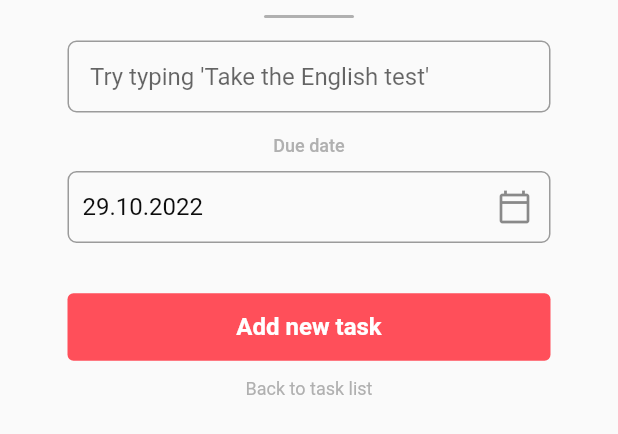
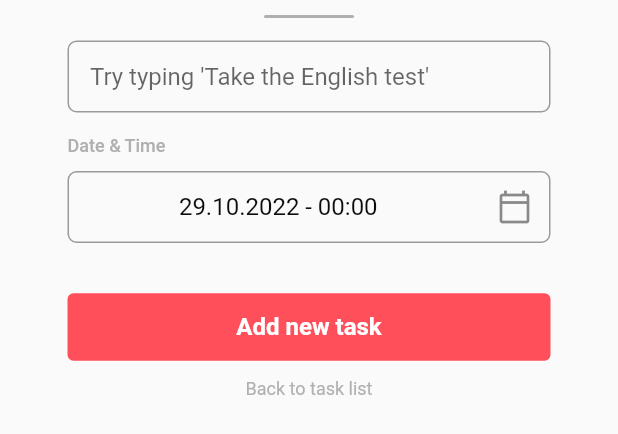
Before and after one commit to phuongnam195/todo-app, a Flutter app: the NewTaskForm widget shown alone on an empty page, opened directly with empty values, on a phone screen of 412 x 824 dp. Shown: the top 434 px of the screen. Run offline on Flutter 3.47's test engine with Material 2 defaults, Android fonts, the phone set to English and light mode, and no system bars; our stand-ins replace equatable, flutter_bloc, flutter_datetime_picker, flutter_easyloading, flutter_slidable, logger and 1 more; accounts and stored records are empty.

Commit message:
task datetime

```diff
--- a/lib/screen/home/widgets/new_task_form.dart
+++ b/lib/screen/home/widgets/new_task_form.dart
@@ -1,5 +1,6 @@
 import 'package:flutter/material.dart';
 import 'package:flutter_bloc/flutter_bloc.dart';
+import 'package:flutter_datetime_picker/flutter_datetime_picker.dart';
 import 'package:todo_app/model/task.dart';
 import 'package:todo_app/util/constants.dart';
 import 'package:todo_app/util/date_time_utils.dart';
@@ -22,11 +23,11 @@ class _NewTaskFormState extends State<NewTaskForm> {
 
   final _titleNode = FocusNode();
 
-  DateTime _selectedDueDate = DateTimeUtils.today();
+  DateTime _selectedDateTime = DateTimeUtils.today();
 
   @override
   void initState() {
-    _dueDateController.text = _selectedDueDate.formatDate();
+    _dueDateController.text = _selectedDateTime.formatDateTime();
     super.initState();
   }
 
@@ -80,7 +81,9 @@ class _NewTaskFormState extends State<NewTaskForm> {
               ),
             ),
             const SizedBox(height: 15),
-            const Text('Due date', style: AppStyle.hintText),
+            const Align(
+                alignment: Alignment.centerLeft,
+                child: Text('Date & Time', style: AppStyle.hintText)),
             const SizedBox(height: 10),
             TextField(
               controller: _dueDateController,
@@ -96,16 +99,21 @@ class _NewTaskFormState extends State<NewTaskForm> {
                 ),
                 suffixIcon: const Icon(Icons.calendar_today_outlined),
               ),
+              textAlign: TextAlign.center,
               onTap: () async {
-                final value = await showDatePicker(
-                  context: context,
-                  initialDate: _selectedDueDate,
-                  firstDate: DateTimeUtils.today(),
-                  lastDate:
+                DatePicker.showDateTimePicker(
+                  context,
+                  locale: LocaleType.en,
+                  currentTime: DateTime.now(),
+                  minTime: DateTime.now(),
+                  maxTime:
                       DateTimeUtils.today().add(const Duration(days: 365 * 5)),
+                  onConfirm: (time) {
+                    _selectedDateTime = time;
+                    _dueDateController.text =
+                        _selectedDateTime.formatDateTime();
+                  },
                 );
-                _selectedDueDate = value ?? _selectedDueDate;
-                _dueDateController.text = _selectedDueDate.formatDate();
               },
             ),
             const SizedBox(height: 32),
@@ -145,7 +153,7 @@ class _NewTaskFormState extends State<NewTaskForm> {
     final task = Task(
       id: DateTime.now().millisecondsSinceEpoch,
       title: _titleController.text,
-      dueDate: _selectedDueDate,
+      dueDate: _selectedDateTime,
       createdDate: DateTime.now(),
     );
     homeBloc.add(AddTask(task));
--- a/lib/util/date_time_utils.dart
+++ b/lib/util/date_time_utils.dart
@@ -17,8 +17,8 @@ class DateTimeUtils {
 extension DateTimeExt on DateTime {
   DateTime get date => DateTime(year, month, day);
 
-  String formatDate() {
-    return DateFormat('dd.MM.yyyy').format(this);
+  String formatDateTime() {
+    return DateFormat('dd.MM.yyyy - HH:mm').format(this);
   }
 
   bool isToday() => this == DateTimeUtils.today();
--- a/pubspec.yaml
+++ b/pubspec.yaml
@@ -20,6 +20,7 @@ dependencies:
   hive: ^2.2.1
   path_provider: ^2.0.11
   flutter_easyloading: ^3.0.5
+  flutter_datetime_picker: ^1.5.1
 
 dev_dependencies:
   build_runner: ^2.1.11
```
Also changed, not shown: pubspec.lock.
